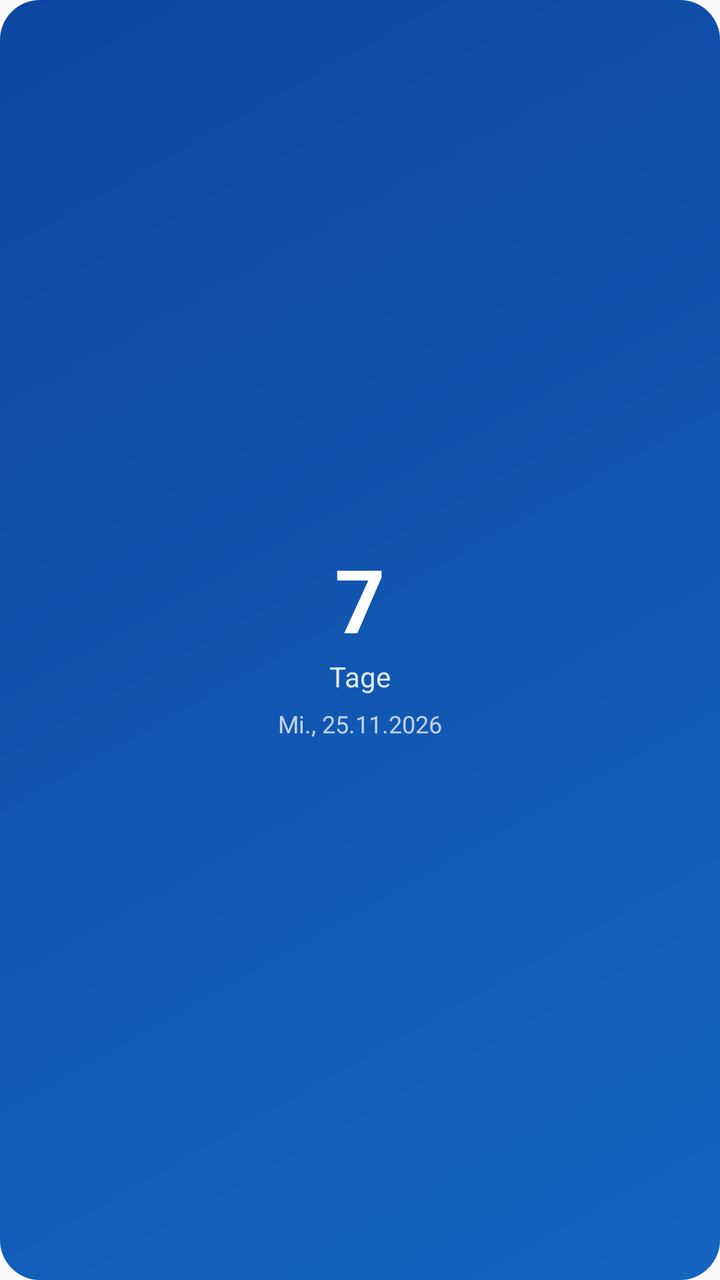
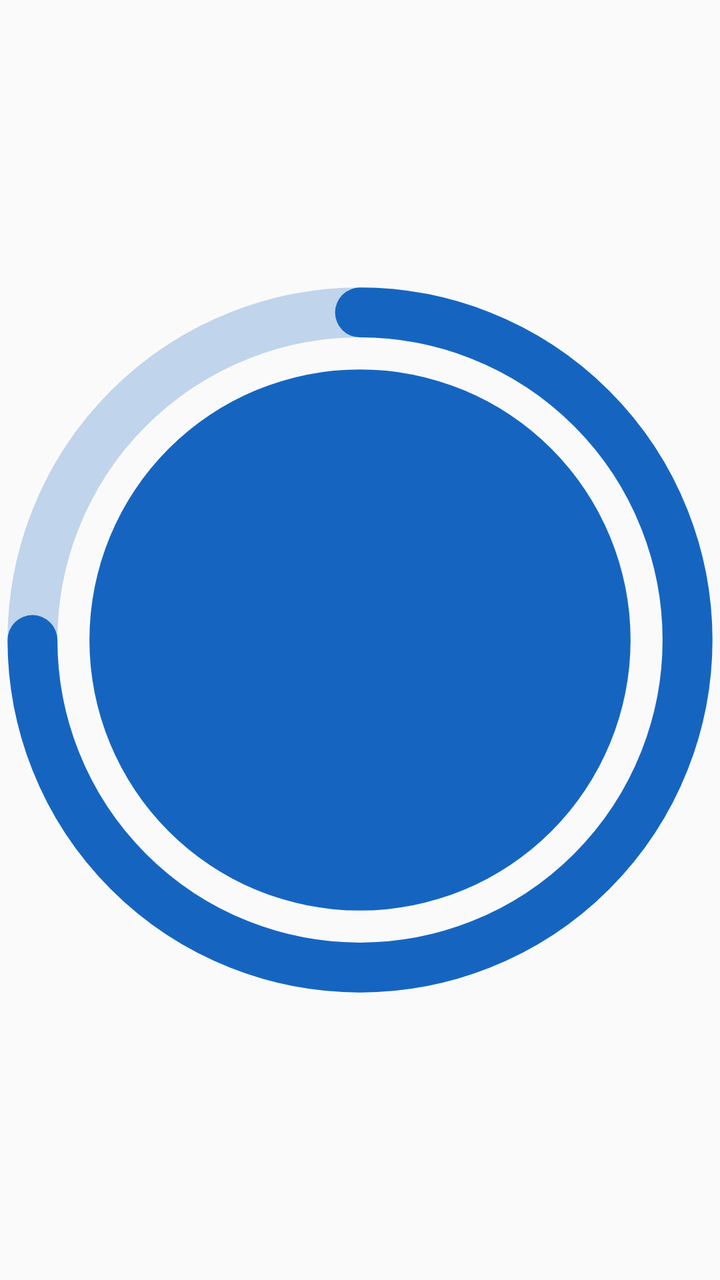

Screens rendered from an Android XML layout before and after an edit, with the pre-edit source and the edit as a unified diff.
<!-- AndroidManifest.xml: application theme android:Theme.Material.Light.DarkActionBar -->
<!-- res/layout/widget_countdown.xml -->
<?xml version="1.0" encoding="utf-8"?>
<LinearLayout xmlns:android="http://schemas.android.com/apk/res/android"
    android:id="@+id/root"
    android:layout_width="match_parent"
    android:layout_height="match_parent"
    android:background="@drawable/widget_background"
    android:gravity="center"
    android:orientation="vertical"
    android:padding="12dp">

    <TextView
        android:id="@+id/days"
        android:layout_width="wrap_content"
        android:layout_height="wrap_content"
        android:text="7"
        android:textColor="#FFFFFF"
        android:textSize="44sp"
        android:textStyle="bold" />

    <TextView
        android:id="@+id/unit"
        android:layout_width="wrap_content"
        android:layout_height="wrap_content"
        android:text="@string/days"
        android:textColor="#DDFFFFFF"
        android:textSize="14sp" />

    <TextView
        android:id="@+id/date"
        android:layout_width="wrap_content"
        android:layout_height="wrap_content"
        android:layout_marginTop="6dp"
        android:text="Mi., 25.11.2026"
        android:textColor="#BBFFFFFF"
        android:textSize="12sp" />
</LinearLayout>
<!-- resources referenced by this layout -->
<resources>
  <!-- drawable widget_background (drawable) -->
  <?xml version="1.0" encoding="utf-8"?>
  <shape xmlns:android="http://schemas.android.com/apk/res/android" android:shape="rectangle">
      <gradient android:angle="135" android:startColor="#FF1565C0" android:endColor="#FF0D47A1" />
      <corners android:radius="20dp" />
  </shape>
  <string name="days">Tage</string>
</resources>

<!-- the commit's change to res/layout/widget_countdown.xml (unified diff, before → after) -->
@@ -1,36 +1,14 @@
 <?xml version="1.0" encoding="utf-8"?>
-<LinearLayout xmlns:android="http://schemas.android.com/apk/res/android"
+<FrameLayout xmlns:android="http://schemas.android.com/apk/res/android"
     android:id="@+id/root"
     android:layout_width="match_parent"
     android:layout_height="match_parent"
-    android:background="@drawable/widget_background"
-    android:gravity="center"
-    android:orientation="vertical"
-    android:padding="12dp">
+    android:padding="2dp">
 
-    <TextView
-        android:id="@+id/days"
-        android:layout_width="wrap_content"
-        android:layout_height="wrap_content"
-        android:text="7"
-        android:textColor="#FFFFFF"
-        android:textSize="44sp"
-        android:textStyle="bold" />
-
-    <TextView
-        android:id="@+id/unit"
-        android:layout_width="wrap_content"
-        android:layout_height="wrap_content"
-        android:text="@string/days"
-        android:textColor="#DDFFFFFF"
-        android:textSize="14sp" />
-
-    <TextView
-        android:id="@+id/date"
-        android:layout_width="wrap_content"
-        android:layout_height="wrap_content"
-        android:layout_marginTop="6dp"
-        android:text="Mi., 25.11.2026"
-        android:textColor="#BBFFFFFF"
-        android:textSize="12sp" />
-</LinearLayout>
+    <ImageView
+        android:id="@+id/image"
+        android:layout_width="match_parent"
+        android:layout_height="match_parent"
+        android:scaleType="fitCenter"
+        android:src="@drawable/widget_preview" />
+</FrameLayout>
<!-- resource entries referenced after the edit -->
@@ -1,11 +1,26 @@
 <!-- resources referenced by this layout -->
 <resources>
-  <!-- drawable widget_background (drawable) -->
+  <!-- drawable widget_preview (drawable) -->
   <?xml version="1.0" encoding="utf-8"?>
-  <shape xmlns:android="http://schemas.android.com/apk/res/android" android:shape="rectangle">
-      <gradient android:angle="135" android:startColor="#FF1565C0" android:endColor="#FF0D47A1" />
-      <corners android:radius="20dp" />
-  </shape>
-  <string name="days">Tage</string>
+  <vector xmlns:android="http://schemas.android.com/apk/res/android"
+      android:width="110dp"
+      android:height="110dp"
+      android:viewportWidth="100"
+      android:viewportHeight="100">
+      
+      <path
+          android:pathData="M50,4A46,46 0,1 1,50 96A46,46 0,1 1,50 4"
+          android:strokeWidth="7"
+          android:strokeColor="#401565C0" />
+      
+      <path
+          android:pathData="M50,4A46,46 0,1 1,50 96A46,46 0,0 1,4 50"
+          android:strokeLineCap="round"
+          android:strokeWidth="7"
+          android:strokeColor="#FF1565C0" />
+      <path
+          android:fillColor="#FF1565C0"
+          android:pathData="M50,12A38,38 0,1 1,50 88A38,38 0,1 1,50 12" />
+  </vector>
 </resources>
 
